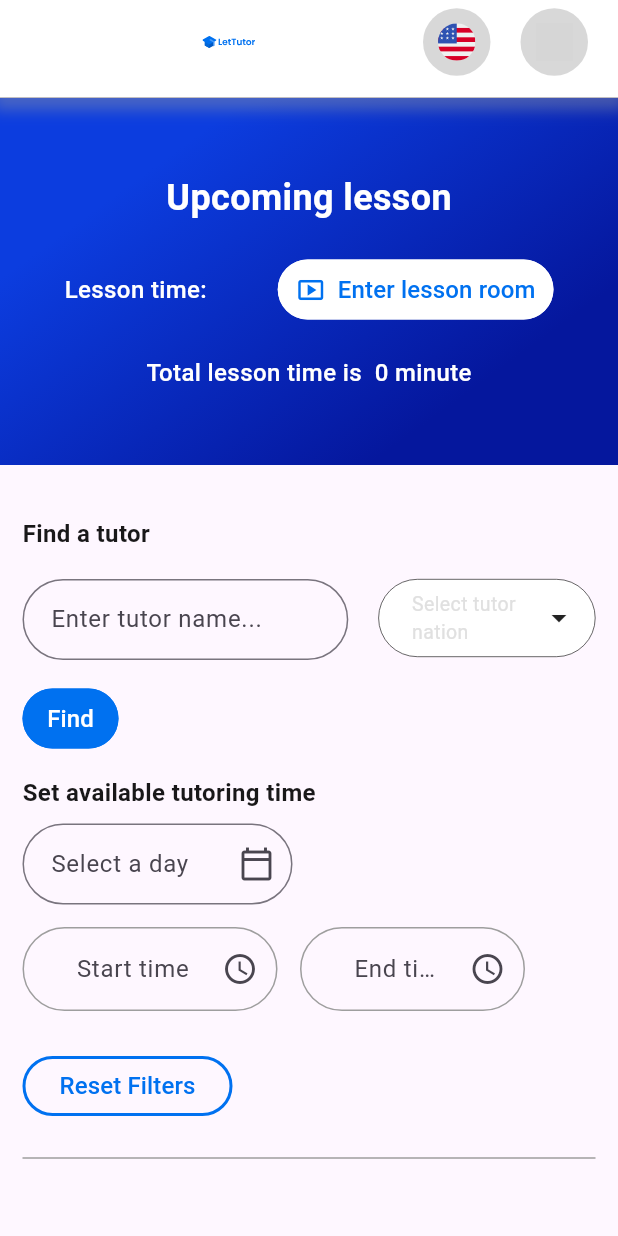
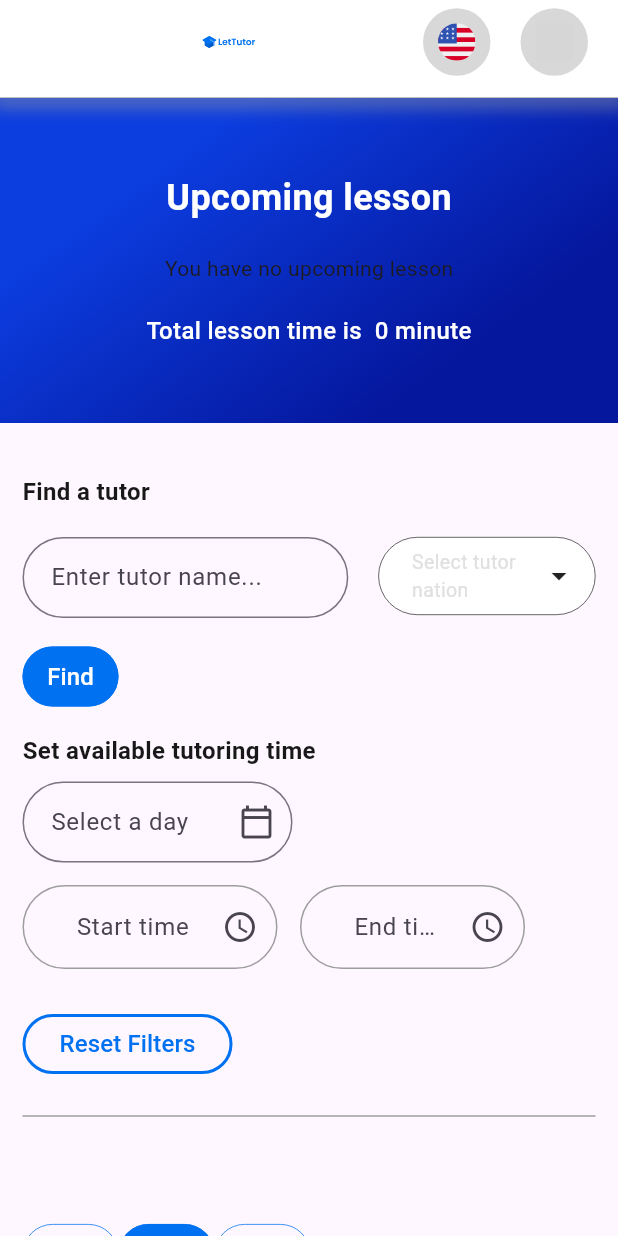
Before and after one commit to LeThaiNhuQuynh/advanced-mobile, a Flutter app: the CourseDetail screen opened directly, in the side drawer, after a tap on "Tutor", on a phone screen of 412 x 824 dp. Run offline on Flutter 3.47's test engine with Material 3 defaults, Android fonts, the phone set to English and light mode, and no system bars; drawn by our look-alikes of multi_dropdown; our stand-ins replace flick_video_player, flutter_svg, shared_preferences, video_player; missing offline and left inert: dart:html; accounts and stored records are empty; network calls fail; Roboto replaces fonts that are missing (Poppins); grey boxes are pictures that could not be loaded.

Commit message:
show upcoming class

```diff
--- a/lib/core/constants/api.dart
+++ b/lib/core/constants/api.dart
@@ -13,3 +13,5 @@ const String USER_INFO = "/user/info";
 const String TOTAL_LESSON_HOURS = "/call/total";
 
 const String TUTOR = "/tutor";
+
+const String UPCOMING_LESSON = "/booking/next";
--- /dev/null
+++ b/lib/core/dtos/upcoming-class-dto.dart
@@ -0,0 +1,14 @@
+class UpcomingClassDTO {
+  String date;
+  String time;
+  String tutorId;
+  String userId;
+  String token;
+
+  UpcomingClassDTO(
+      {required this.date,
+      required this.time,
+      required this.tutorId,
+      required this.userId,
+      required this.token});
+}
--- a/lib/presentation/log-in/login_in.dart
+++ b/lib/presentation/log-in/login_in.dart
@@ -402,14 +402,13 @@ class _LogInState extends State<LogIn> {
         });
         return;
       } else {
-        Navigator.push(
-            context, MaterialPageRoute(builder: (context) => TutorList()));
-
         userService.getUser().then((user) {
           if (value["status"] == "200") {
             userProvider.setUserDTO(user["user"]);
           }
           ;
+          Navigator.push(
+              context, MaterialPageRoute(builder: (context) => TutorList()));
         });
       }
     });
--- a/lib/presentation/tutor-list/tutor-list-items/upcoming-lesson-banner.dart
+++ b/lib/presentation/tutor-list/tutor-list-items/upcoming-lesson-banner.dart
@@ -1,12 +1,18 @@
+import 'package:advanced_mobile_project/core/dtos/upcoming-class-dto.dart';
+import 'package:advanced_mobile_project/presentation/tutor-list/tutor-list-items/countdown.dart';
 import 'package:flutter/material.dart';
 
 class MyBanner extends StatelessWidget {
   MyBanner({
     super.key,
     required this.totalLessonHours,
+    required this.upcomingClassDTO,
+    required this.countdownDuration,
   });
 
   int totalLessonHours;
+  UpcomingClassDTO? upcomingClassDTO;
+  Duration? countdownDuration;
 
   String handleTotalLessonHours(int inMinutes) {
     int hours = inMinutes ~/ 60;
@@ -63,16 +69,35 @@ class MyBanner extends StatelessWidget {
             ),
           ),
           SizedBox(height: 20),
-          Row(
+          upcomingClassDTO == null
+              ? Text('You have no upcoming lesson')
+              : Row(
                   mainAxisAlignment: MainAxisAlignment.spaceEvenly,
                   children: <Widget>[
+                    Column(
+                      crossAxisAlignment: CrossAxisAlignment.start,
+                      children: [
                         Text(
-                'Lesson time: ',
+                          upcomingClassDTO!.date,
                           style: TextStyle(
+                            color: Colors.white,
                             fontSize: 16,
-                  fontWeight: FontWeight.w500,
+                          ),
+                        ),
+                        Text(
+                          upcomingClassDTO == null
+                              ? ""
+                              : upcomingClassDTO!.time,
+                          style: TextStyle(
                             color: Colors.white,
+                            fontSize: 16,
                           ),
+                        ),
+                        if (countdownDuration != null)
+                          Countdown(
+                            duration: countdownDuration!,
+                          ),
+                      ],
                     ),
                     TextButton(
                       style: TextButton.styleFrom(
@@ -81,7 +106,8 @@ class MyBanner extends StatelessWidget {
                           borderRadius: BorderRadius.circular(30),
                         ),
                         side: const BorderSide(
-                    color: Colors.white, // Set your desired border color here
+                          color: Colors
+                              .white, // Set your desired border color here
                           width: 2.0, // Set the border width
                         ),
                       ),
--- a/lib/presentation/tutor-list/tutor_list.dart
+++ b/lib/presentation/tutor-list/tutor_list.dart
@@ -2,6 +2,8 @@ import 'package:advanced_mobile_project/common/footer.dart';
 import 'package:advanced_mobile_project/common/header.dart';
 import 'package:advanced_mobile_project/common/menu.dart';
 import 'package:advanced_mobile_project/core/dtos/filter-item-dto.dart';
+import 'package:advanced_mobile_project/core/dtos/upcoming-class-dto.dart';
+import 'package:advanced_mobile_project/core/dtos/user-dto.dart';
 import 'package:advanced_mobile_project/core/models/general-tutor.dart';
 import 'package:advanced_mobile_project/core/states/user-state.dart';
 import 'package:advanced_mobile_project/presentation/tutor-detail/tutor_detail.dart';
@@ -43,6 +45,9 @@ class _TutorListState extends State<TutorList> {
   int _totalLessonHours = 0;
   List<GeneralTutorDTO> tutorList = [];
   List<FilterItemDTO> specialities = [];
+  UserDTO? _userDTO;
+  UpcomingClassDTO? _upcomingClassDTO;
+  Duration? _countdownDuration;
 
   Future<void> getTutorList(int page) async {
     noDataMessage = "";
@@ -101,11 +106,34 @@ class _TutorListState extends State<TutorList> {
     }
   }
 
+  void getUser() async {
+    final userProvider = context.read<UserProvider>();
+    setState(() {
+      _userDTO = userProvider.userDTO;
+    });
+    getUpcomingClass();
+  }
+
+  Future<void> getUpcomingClass() async {
+    Map res =
+        await widget.userService.getUpcomingLesson(_userDTO?.timezone ?? 0);
+    if (res["status"] == "200") {
+      setState(() {
+        _upcomingClassDTO = res["upcomingClass"];
+        _countdownDuration = res["startTime"].difference(DateTime.now());
+      });
+    } else if (res["status"] == "401") {
+      if (context.mounted) {
+        print(res["message"]);
+      }
+    }
+  }
+
   @override
   void initState() {
     super.initState();
 
-    // _getUser();
+    getUser();
     getTutorList(1);
     getSpecialities();
     getTotalLessonHours();
@@ -146,6 +174,8 @@ class _TutorListState extends State<TutorList> {
               child: Column(children: <Widget>[
             MyBanner(
               totalLessonHours: _totalLessonHours,
+              upcomingClassDTO: _upcomingClassDTO,
+              countdownDuration: _countdownDuration,
             ),
             const SizedBox(height: 20),
             Padding(
--- a/lib/services/user-service.dart
+++ b/lib/services/user-service.dart
@@ -1,5 +1,8 @@
 import 'package:advanced_mobile_project/core/constants/api.dart';
+import 'package:advanced_mobile_project/core/dtos/upcoming-class-dto.dart';
 import 'package:advanced_mobile_project/core/dtos/user-dto.dart';
+import 'package:advanced_mobile_project/utils/timestamp-to-datetime.dart';
+import 'package:intl/intl.dart';
 import 'package:shared_preferences/shared_preferences.dart';
 import 'dart:convert';
 import 'dart:io';
@@ -65,4 +68,56 @@ class UserService {
       };
     }
   }
+
+  Future<Map> getUpcomingLesson(int timezone) async {
+    SharedPreferences prefs = await SharedPreferences.getInstance();
+
+    var res = await http.get(Uri.parse('$SERVER_HOST$UPCOMING_LESSON'),
+        headers: {'Authorization': 'Bearer ${prefs.get(TOKEN_KEY)}'});
+
+    Map decodedResponse = jsonDecode(res.body);
+    if (res.statusCode == 200) {
+      List data = decodedResponse["data"];
+      DateTime startTime = TimestampToDateTime.transfer(
+          data.first["scheduleDetailInfo"]["startPeriodTimestamp"],
+          timezone: timezone);
+      DateTime endTime = TimestampToDateTime.transfer(
+          data.first["scheduleDetailInfo"]["endPeriodTimestamp"],
+          timezone: timezone);
+      String meetingLink = data.first["studentMeetingLink"];
+      // Define the regular expression pattern
+      RegExp regex = RegExp(r"token=([^\&]+)");
+
+      // Match the pattern in the input string
+      Match? match = regex.firstMatch(meetingLink);
+
+      // Extract the token
+      String token = match?.group(1) ?? "";
+      UpcomingClassDTO upcomingClassDTO = UpcomingClassDTO(
+          date: DateFormat('EEE, dd MMM yy').format(startTime),
+          time:
+              '${startTime.hour}:${startTime.minute} - ${endTime.hour}:${endTime.minute}',
+          tutorId: data.first["scheduleDetailInfo"]["scheduleInfo"]["tutorInfo"]
+              ["id"],
+          userId: data.first["userId"],
+          token: token);
+
+      return {
+        "status": res.statusCode.toString(),
+        "upcomingClass": upcomingClassDTO,
+        "startTime": startTime
+      };
+    } else if (res.statusCode == 401) {
+      await prefs.remove(TOKEN_KEY);
+      return {
+        "status": res.statusCode.toString(),
+        "message": decodedResponse["message"]
+      };
+    } else {
+      return {
+        "status": res.statusCode.toString(),
+        "message": decodedResponse["message"]
+      };
+    }
+  }
 }
```
Also changed, not shown: lib/presentation/tutor-list/tutor-list-items/countdown.dart (added, +76 -0 lines). Lines whose indentation alone changed are shown as unchanged.
